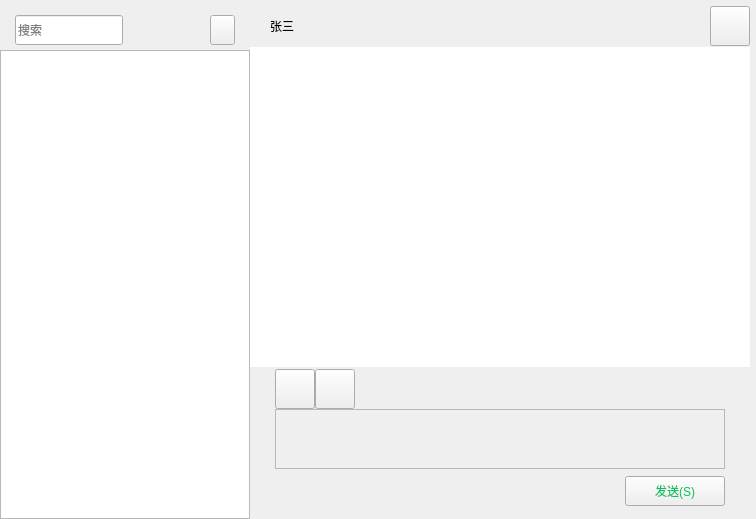
Above: ui_components/forms/chatwidget.ui from ASUJY/WeLink before the change. Below: the same form after it.
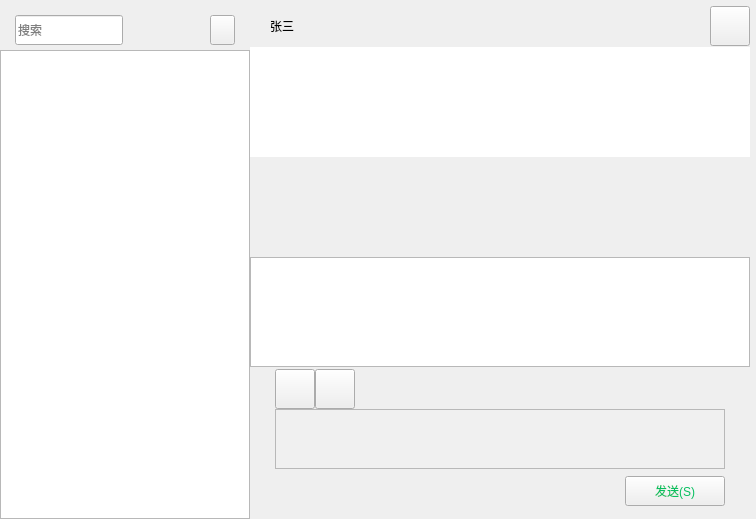
That is the form after the change. Icons and pictures are not drawn. Custom widgets are drawn as their Qt base class.

Commit message: feat:使用Model/View模式来重构聊天窗口中的聊天消息显示逻辑，并新增了聊天消息显示聊天时间的功能 ChatMsgListView类负责渲染 ChatMsgListModel负责数据 ChatMsgDelegate负责样式绘制 现阶段同时存在QListWidget的实现方式以及Model/View的实现方式，以对比差异

The edit to the form file:
```diff
--- a/ui_components/forms/chatwidget.ui
+++ b/ui_components/forms/chatwidget.ui
@@ -436,6 +436,9 @@
                </property>
               </widget>
              </item>
+             <item row="1" column="0">
+              <widget class="ChatMsgListView" name="chatListView"/>
+             </item>
             </layout>
            </widget>
           </item>
@@ -788,6 +791,11 @@
    <extends>QListWidget</extends>
    <header location="global">chatpanelistwidget.h</header>
   </customwidget>
+  <customwidget>
+   <class>ChatMsgListView</class>
+   <extends>QListView</extends>
+   <header location="global">chatmsglistview.h</header>
+  </customwidget>
  </customwidgets>
  <resources/>
  <connections/>
```
The commit also changes 10 other files.
